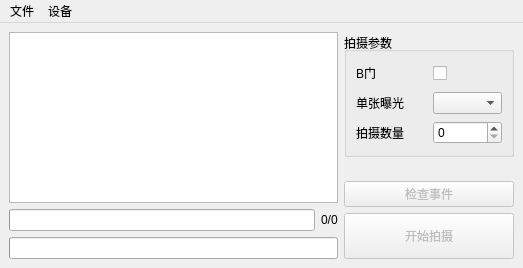
First picture: the form in shutter_qt5.ui, repository readme9txt/shutter, before the edit.
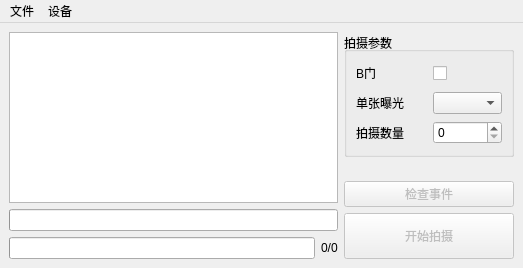
Second picture: the form after the edit.

What changed in the file:
```diff
--- a/shutter_qt5.ui
+++ b/shutter_qt5.ui
@@ -46,10 +46,26 @@
         </property>
        </widget>
       </item>
+      <item>
+       <widget class="QProgressBar" name="pb_single">
+        <property name="minimum">
+         <number>0</number>
+        </property>
+        <property name="maximum">
+         <number>100</number>
+        </property>
+        <property name="value">
+         <number>0</number>
+        </property>
+        <property name="textVisible">
+         <bool>false</bool>
+        </property>
+       </widget>
+      </item>
       <item>
        <layout class="QHBoxLayout" name="horizontalLayout_2">
         <item>
-         <widget class="QProgressBar" name="pb_single">
+         <widget class="QProgressBar" name="pb_all">
           <property name="value">
            <number>0</number>
           </property>
@@ -67,16 +83,6 @@
         </item>
        </layout>
       </item>
-      <item>
-       <widget class="QProgressBar" name="pb_all">
-        <property name="value">
-         <number>0</number>
-        </property>
-        <property name="textVisible">
-         <bool>false</bool>
-        </property>
-       </widget>
-      </item>
      </layout>
     </item>
     <item>
```
